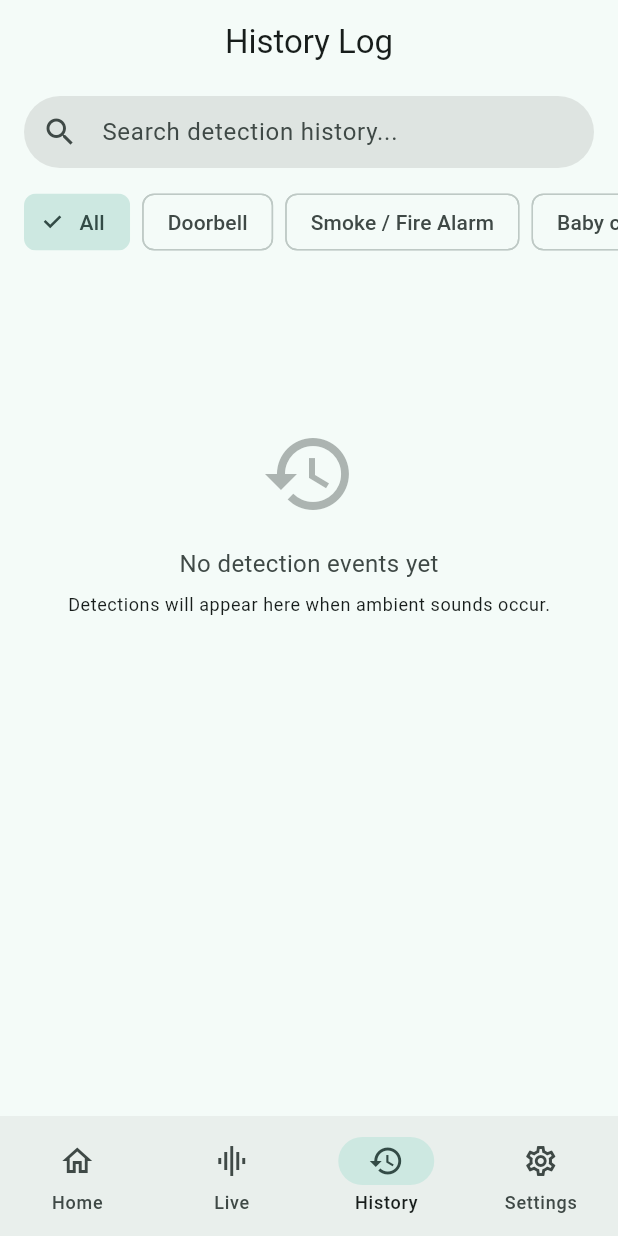
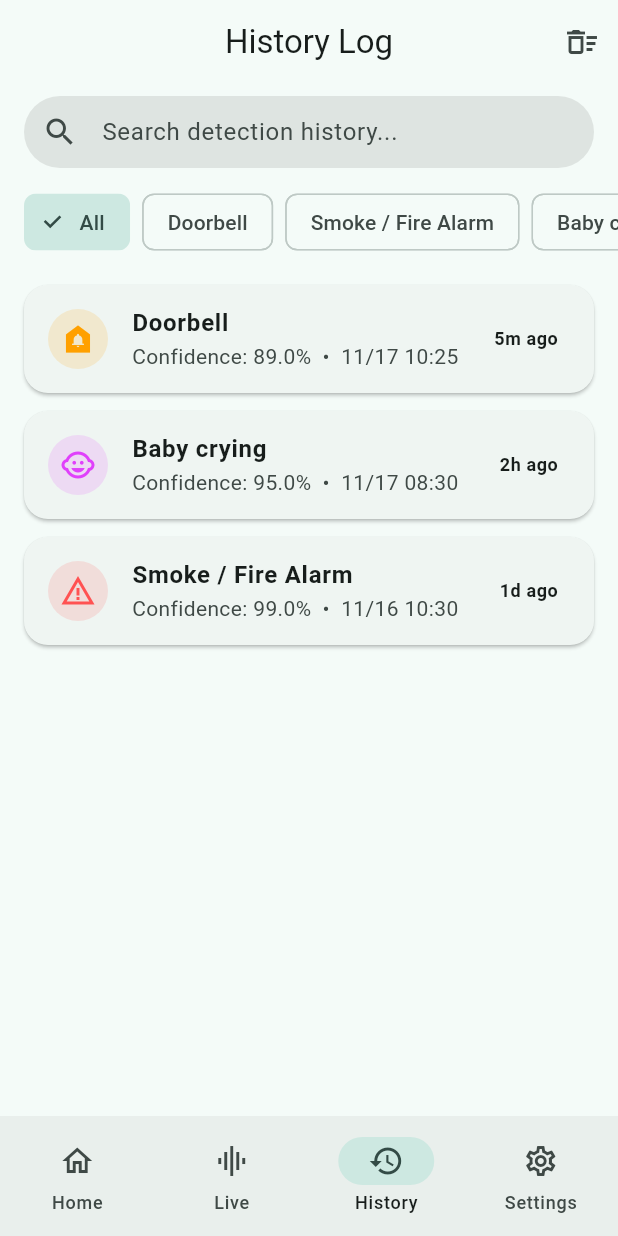
Before and after one commit to Mihirangi315/EchoAlertAppCrossPlatform, a Flutter app: the screen it shows after launch, item 3 of the bottom bar chosen, after a tap on "All", on a phone screen of 412 x 824 dp. Run offline on Flutter 3.47's test engine with Material 3 defaults, Android fonts, the phone set to English and light mode, and no system bars; our stand-ins replace flutter_local_notifications, permission_handler, sqflite, vibration, web; missing offline and left inert: dart:js_interop, tflite_flutter; accounts and stored records are empty; project files that could hold a hidden picture were left out.

Commit message:
Fix database integration, global alert overlay navigator, UI refinements, and update widget tests

```diff
--- a/lib/database/app_database.dart
+++ b/lib/database/app_database.dart
@@ -1,3 +1,4 @@
+import 'package:flutter/foundation.dart';
 import 'package:path/path.dart';
 import 'package:sqflite/sqflite.dart';
 
@@ -10,7 +11,46 @@ class AppDatabase {
 
   Database? _db;
 
-  Future<Database> get database async => _db ??= await _open();
+  // In-memory fallback storage for Web & Unit Tests where native SQLite is unavailable
+  final List<DetectionEvent> _inMemoryEvents = [
+    DetectionEvent(
+      id: 1,
+      soundLabel: 'Doorbell',
+      confidence: 0.89,
+      timestamp: DateTime.now().subtract(const Duration(minutes: 5)),
+    ),
+    DetectionEvent(
+      id: 2,
+      soundLabel: 'Baby crying',
+      confidence: 0.95,
+      timestamp: DateTime.now().subtract(const Duration(hours: 2)),
+    ),
+    DetectionEvent(
+      id: 3,
+      soundLabel: 'Smoke / Fire Alarm',
+      confidence: 0.99,
+      timestamp: DateTime.now().subtract(const Duration(days: 1)),
+    ),
+  ];
+  final Map<String, SoundSetting> _inMemorySettings = {
+    for (final entry in kDefaultSounds.entries)
+      entry.key: SoundSetting(
+        soundLabel: entry.key,
+        sensitivity: entry.value,
+      )
+  };
+
+  Future<Database?> get database async {
+    if (kIsWeb) return null;
+    if (_db != null) return _db;
+    try {
+      _db = await _open();
+      return _db;
+    } catch (e) {
+      debugPrint('AppDatabase: Native database unavailable ($e), using in-memory mode.');
+      return null;
+    }
+  }
 
   Future<Database> _open() async {
     final path = join(await getDatabasesPath(), 'echoalert.db');
@@ -33,7 +73,6 @@ class AppDatabase {
             sensitivity REAL NOT NULL
           )
         ''');
-        // මුලින්ම database එක හැදෙද්දී sound 5ම default settings එක්ක දානවා
         for (final entry in kDefaultSounds.entries) {
           await db.insert(
             'SoundSetting',
@@ -50,39 +89,68 @@ class AppDatabase {
   // ---------- History ----------
   Future<int> insertEvent(DetectionEvent event) async {
     final db = await database;
+    if (db != null) {
       return db.insert('DetectionEvent', event.toMap());
+    }
+    final newId = _inMemoryEvents.length + 1;
+    final inMemEvent = DetectionEvent(
+      id: newId,
+      soundLabel: event.soundLabel,
+      confidence: event.confidence,
+      timestamp: event.timestamp,
+    );
+    _inMemoryEvents.insert(0, inMemEvent);
+    return newId;
   }
 
   Future<List<DetectionEvent>> getEvents() async {
     final db = await database;
+    if (db != null) {
       final rows = await db.query('DetectionEvent', orderBy: 'timestamp DESC');
       return rows.map(DetectionEvent.fromMap).toList();
+    }
+    return List.unmodifiable(_inMemoryEvents);
   }
 
   Future<void> deleteEvent(int id) async {
     final db = await database;
+    if (db != null) {
       await db.delete('DetectionEvent', where: 'id = ?', whereArgs: [id]);
+    } else {
+      _inMemoryEvents.removeWhere((e) => e.id == id);
+    }
   }
 
   Future<void> clearHistory() async {
     final db = await database;
+    if (db != null) {
       await db.delete('DetectionEvent');
+    } else {
+      _inMemoryEvents.clear();
+    }
   }
 
   // ---------- Settings ----------
   Future<List<SoundSetting>> getSettings() async {
     final db = await database;
+    if (db != null) {
       final rows = await db.query('SoundSetting');
       return rows.map(SoundSetting.fromMap).toList();
+    }
+    return _inMemorySettings.values.toList();
   }
 
   Future<void> updateSetting(SoundSetting setting) async {
     final db = await database;
+    if (db != null) {
       await db.update(
         'SoundSetting',
         setting.toMap(),
         where: 'soundLabel = ?',
         whereArgs: [setting.soundLabel],
       );
+    } else {
+      _inMemorySettings[setting.soundLabel] = setting;
     }
   }
+}
--- a/lib/screens/history_screen.dart
+++ b/lib/screens/history_screen.dart
@@ -32,24 +32,7 @@ class _HistoryScreenState extends State<HistoryScreen> {
     'Door knocking',
   ];
 
-  @override
-  void initState() {
-    super.initState();
-    _loadEvents();
-  }
-
-  @override
-  void dispose() {
-    _searchController.dispose();
-    super.dispose();
-  }
-
-  Future<void> _loadEvents() async {
-    setState(() => _isLoading = true);
-
-    if (kIsWeb) {
-      // Web fallback mock data
-      _allEvents = [
+  final List<DetectionEvent> _defaultMockEvents = [
     DetectionEvent(
       id: 1,
       soundLabel: 'Doorbell',
@@ -69,17 +52,34 @@ class _HistoryScreenState extends State<HistoryScreen> {
       timestamp: DateTime.now().subtract(const Duration(days: 1)),
     ),
   ];
-      _applyFilter();
-      setState(() => _isLoading = false);
-      return;
+
+  @override
+  void initState() {
+    super.initState();
+    _loadEvents();
   }
+
+  @override
+  void dispose() {
+    _searchController.dispose();
+    super.dispose();
+  }
+
+  Future<void> _loadEvents() async {
+    setState(() => _isLoading = true);
 
     try {
       final events = await AppDatabase.instance.getEvents();
+      if (events.isNotEmpty) {
         _allEvents = events;
+      } else {
+        _allEvents = List.from(_defaultMockEvents);
+      }
       _applyFilter();
     } catch (e) {
       debugPrint('HistoryScreen: Error loading events: $e');
+      _allEvents = List.from(_defaultMockEvents);
+      _applyFilter();
     } finally {
       if (mounted) {
         setState(() => _isLoading = false);
@@ -114,7 +114,7 @@ class _HistoryScreenState extends State<HistoryScreen> {
   }
 
   Future<void> _deleteEvent(DetectionEvent event) async {
-    if (event.id != null && !kIsWeb) {
+    if (event.id != null) {
       await AppDatabase.instance.deleteEvent(event.id!);
     }
     setState(() {
@@ -158,9 +158,7 @@ class _HistoryScreenState extends State<HistoryScreen> {
     );
 
     if (confirmed == true) {
-      if (!kIsWeb) {
       await AppDatabase.instance.clearHistory();
-      }
       setState(() {
         _allEvents.clear();
         _filteredEvents.clear();
--- a/lib/screens/home_screen.dart
+++ b/lib/screens/home_screen.dart
@@ -50,7 +50,6 @@ class _HomeScreenState extends State<HomeScreen>
   }
 
   Future<void> _loadStats() async {
-    if (kIsWeb) return;
     try {
       final events = await AppDatabase.instance.getEvents();
       final now = DateTime.now();
@@ -175,7 +174,7 @@ class _HomeScreenState extends State<HomeScreen>
           child: Column(
             crossAxisAlignment: CrossAxisAlignment.center,
             children: [
-              // Quick Stats Row (Member A requirement)
+              // Quick Stats Row
               Row(
                 children: [
                   Expanded(
@@ -202,28 +201,24 @@ class _HomeScreenState extends State<HomeScreen>
 
               const SizedBox(height: 36),
 
-              // Status text
+              // Status text when listening is active
+              if (_isListening) ...[
                 Text(
-                _isListening
-                    ? 'EchoAlert is Actively Listening'
-                    : 'Listening is Stopped',
+                  'EchoAlert is Actively Listening',
                   style: theme.textTheme.titleLarge?.copyWith(
                     fontWeight: FontWeight.bold,
-                  color: _isListening
-                      ? theme.colorScheme.primary
-                      : Colors.grey.shade600,
+                    color: theme.colorScheme.primary,
                   ),
                 ),
                 const SizedBox(height: 8),
                 Text(
-                _isListening
-                    ? 'Monitoring ambient audio for safety & critical sounds'
-                    : 'Tap the button below to start background listening',
+                  'Monitoring ambient audio for safety & critical sounds',
                   textAlign: TextAlign.center,
                   style: theme.textTheme.bodyMedium?.copyWith(
                     color: theme.colorScheme.onSurfaceVariant,
                   ),
                 ),
+              ],
 
               if (_lastDetectedEvent != null) ...[
                 const SizedBox(height: 16),
@@ -266,16 +261,54 @@ class _HomeScreenState extends State<HomeScreen>
                               ),
                           ],
                         ),
-                        child: Icon(
+                        child: Column(
+                          mainAxisAlignment: MainAxisAlignment.center,
+                          children: [
+                            Icon(
                               _isListening ? Icons.hearing : Icons.mic_off,
-                          size: 78,
+                              size: 64,
+                              color: _isListening
+                                  ? theme.colorScheme.primary
+                                  : theme.colorScheme.onSurfaceVariant,
+                            ),
+                            const SizedBox(height: 6),
+                            Text(
+                              _isListening ? 'STOP' : 'START',
+                              style: TextStyle(
+                                fontSize: 14,
+                                fontWeight: FontWeight.bold,
+                                letterSpacing: 1.2,
                                 color: _isListening
                                     ? theme.colorScheme.primary
                                     : theme.colorScheme.onSurfaceVariant,
                               ),
                             ),
+                          ],
+                        ),
+                      ),
                     );
                   },
+                ),
+              ),
+
+              const SizedBox(height: 20),
+
+              // Explicit Start / Stop Labeled Button
+              FilledButton.icon(
+                onPressed: _toggleListening,
+                icon: Icon(_isListening ? Icons.stop : Icons.play_arrow),
+                label: Text(
+                  _isListening ? 'STOP LISTENING' : 'START LISTENING',
+                  style: const TextStyle(fontWeight: FontWeight.bold, letterSpacing: 0.5),
+                ),
+                style: FilledButton.styleFrom(
+                  backgroundColor: _isListening
+                      ? theme.colorScheme.error
+                      : theme.colorScheme.primary,
+                  foregroundColor: _isListening
+                      ? theme.colorScheme.onError
+                      : theme.colorScheme.onPrimary,
+                  padding: const EdgeInsets.symmetric(horizontal: 28, vertical: 14),
                 ),
               ),
 
--- a/lib/screens/settings_screen.dart
+++ b/lib/screens/settings_screen.dart
@@ -31,15 +31,6 @@ class _SettingsScreenState extends State<SettingsScreen> {
   Future<void> _loadSettings() async {
     setState(() => _isLoading = true);
 
-    if (kIsWeb) {
-      // In web mode, load from defaults
-      _settings = kDefaultSounds.entries
-          .map((e) => SoundSetting(soundLabel: e.key, sensitivity: e.value))
-          .toList();
-      setState(() => _isLoading = false);
-      return;
-    }
-
     try {
       final dbSettings = await AppDatabase.instance.getSettings();
       if (dbSettings.isNotEmpty) {
@@ -66,10 +57,8 @@ class _SettingsScreenState extends State<SettingsScreen> {
       setting.isEnabled = value;
     });
 
-    if (!kIsWeb) {
-      await AppDatabase.instance.updateSetting(setting);
-      await DetectionBridge.instance.syncSettings();
-    }
+    await AppDatabase.instance.updateSetting(setting);
+    await DetectionBridge.instance.syncSettings();
   }
 
   Future<void> _onSensitivityChanged(SoundSetting setting, double value) async {
@@ -77,10 +66,8 @@ class _SettingsScreenState extends State<SettingsScreen> {
       setting.sensitivity = double.parse(value.toStringAsFixed(2));
     });
 
-    if (!kIsWeb) {
-      await AppDatabase.instance.updateSetting(setting);
-      await DetectionBridge.instance.syncSettings();
-    }
+    await AppDatabase.instance.updateSetting(setting);
+    await DetectionBridge.instance.syncSettings();
   }
 
   IconData _getIconForSound(String label) {
--- a/lib/services/alert_manager.dart
+++ b/lib/services/alert_manager.dart
@@ -65,8 +65,6 @@ class AlertManager {
 
   /// Member C ගේ detection එකෙන් මේක call කරන්න ඕන
   Future<void> handleDetection(String label, double confidence) async {
-    if (kIsWeb) return;
-
     final settings = await AppDatabase.instance.getSettings();
     final matches = settings.where(
       (s) => _normalize(s.soundLabel) == _normalize(label),
@@ -97,7 +95,6 @@ class AlertManager {
 
   /// Settings screen එකේ "Test" button වලට (database/cooldown නැතුව)
   Future<void> showTestAlert(String label) async {
-    if (kIsWeb) return;
     await _fireAlert(label, 0.99);
   }
 
@@ -108,14 +105,19 @@ class AlertManager {
   }
 
   Future<void> _vibrate(String label) async {
+    if (kIsWeb) return;
+    try {
       if (await Vibration.hasVibrator() == true) {
         Vibration.vibrate(
           pattern: _patterns[_normalize(label)] ?? [0, 500, 200, 500],
         );
       }
+    } catch (_) {}
   }
 
   Future<void> _showNotification(String label, double confidence) async {
+    if (kIsWeb) return;
+    try {
       const details = NotificationDetails(
         android: AndroidNotificationDetails(
           'echoalert_alerts',
@@ -136,6 +138,7 @@ class AlertManager {
         notificationDetails: details,
         payload: '$label|$confidence',
       );
+    } catch (_) {}
   }
 
   void _showOverlay(String label, double confidence) {
--- a/lib/services/detection_bridge.dart
+++ b/lib/services/detection_bridge.dart
@@ -24,8 +24,6 @@ class DetectionBridge {
   StreamSubscription<DetectionResult>? _subscription;
 
   Future<void> start() async {
-    // Web එකේ database නැහැ
-    if (kIsWeb) return;
     await syncSettings();
     _subscription ??= SoundClassificationEngine().detectionStream.listen((
       detection,
@@ -44,7 +42,6 @@ class DetectionBridge {
   /// Database settings (enable/sensitivity) engine එකට යවනවා.
   /// Settings screen එකෙන් වෙනසක් කළාම මේක ආයෙ call කරන්න.
   Future<void> syncSettings() async {
-    if (kIsWeb) return;
     final engine = SoundClassificationEngine();
     final settings = await AppDatabase.instance.getSettings();
     for (final s in settings) {
```
Also changed, not shown: 2 other files. Lines whose indentation alone changed are shown as unchanged.
